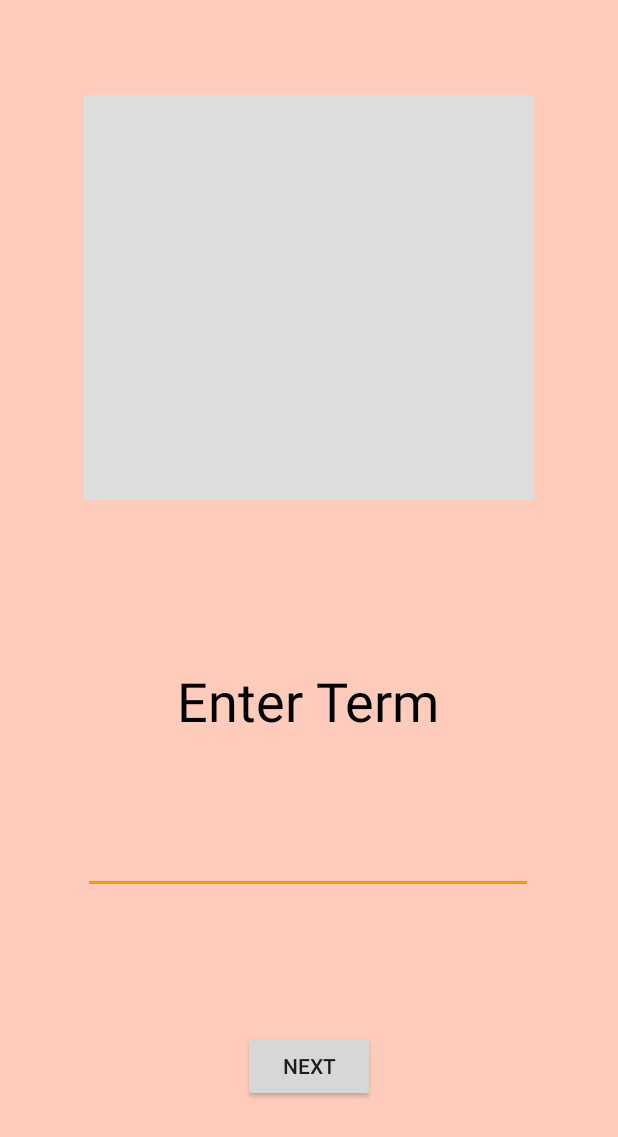
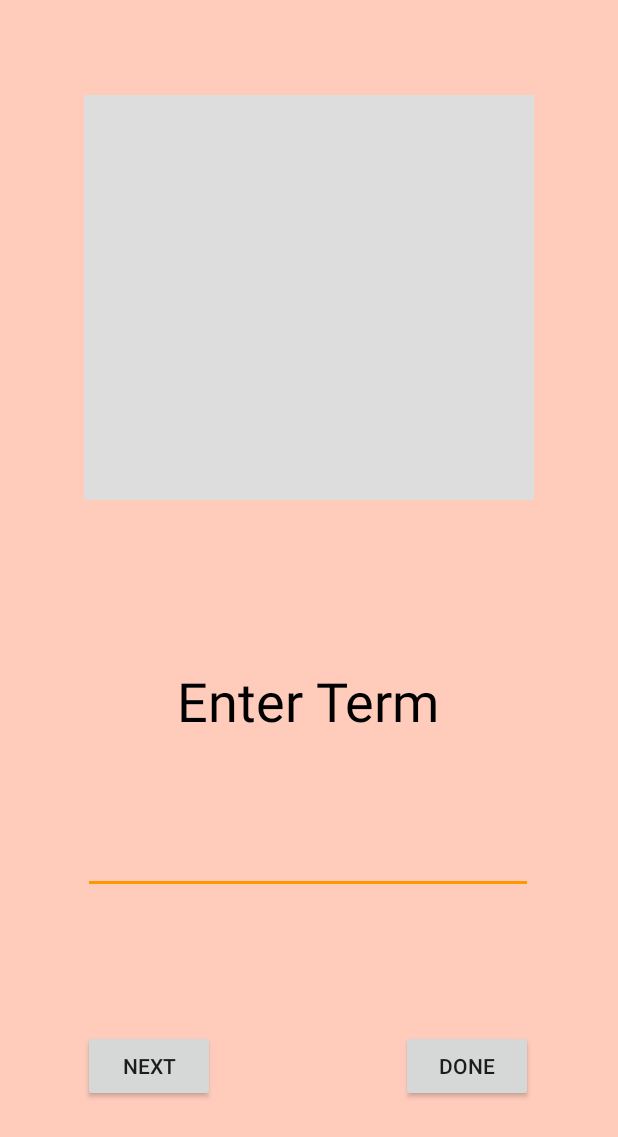
Before and after one commit to jhu-cs-uima-sp19/Awake, an Android app: the layout flashcard_challenge.xml on its own in the app's theme, with its tools: preview values and no code run, on a phone screen of 412 x 824 dp. Shown: the top 1137 px of the screen. Run offline under Robolectric (Android 15) with nearby library versions, the phone set to English and light mode, and no system bars.

Commit message:
flashcard challenge

```diff
--- a/app/src/main/res/layout/flashcard_challenge.xml
+++ b/app/src/main/res/layout/flashcard_challenge.xml
@@ -46,13 +46,25 @@
         app:layout_constraintVertical_bias="0.574" />
 
     <Button
+        android:id="@+id/done"
+        android:layout_width="wrap_content"
+        android:layout_height="wrap_content"
+        android:text="@string/done"
+        app:layout_constraintBottom_toBottomOf="parent"
+        app:layout_constraintEnd_toEndOf="parent"
+        app:layout_constraintHorizontal_bias="0.826"
+        app:layout_constraintStart_toStartOf="parent"
+        app:layout_constraintTop_toTopOf="parent"
+        app:layout_constraintVertical_bias="0.885" />
+
+    <Button
         android:id="@+id/next"
         android:layout_width="wrap_content"
         android:layout_height="wrap_content"
         android:text="@string/next"
         app:layout_constraintBottom_toBottomOf="parent"
         app:layout_constraintEnd_toEndOf="parent"
-        app:layout_constraintHorizontal_bias="0.5"
+        app:layout_constraintHorizontal_bias="0.17"
         app:layout_constraintStart_toStartOf="parent"
         app:layout_constraintTop_toTopOf="parent"
         app:layout_constraintVertical_bias="0.885" />
```
Also changed, not shown: app/src/main/java/com/example/awake/FlashcardActivity.java (+27 -9 lines).
